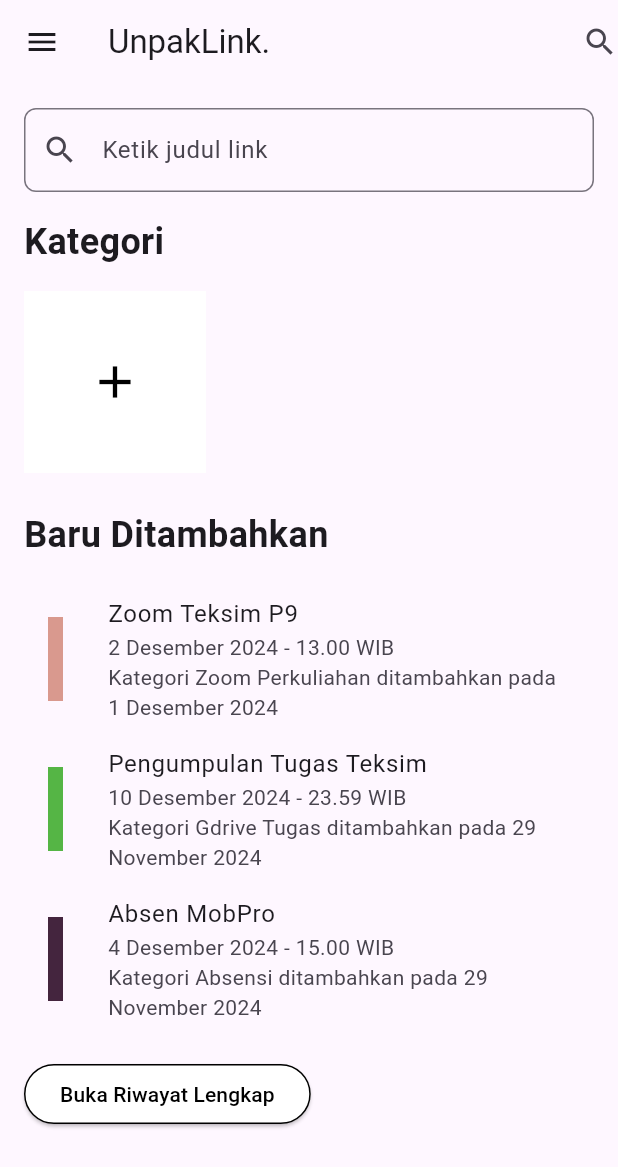
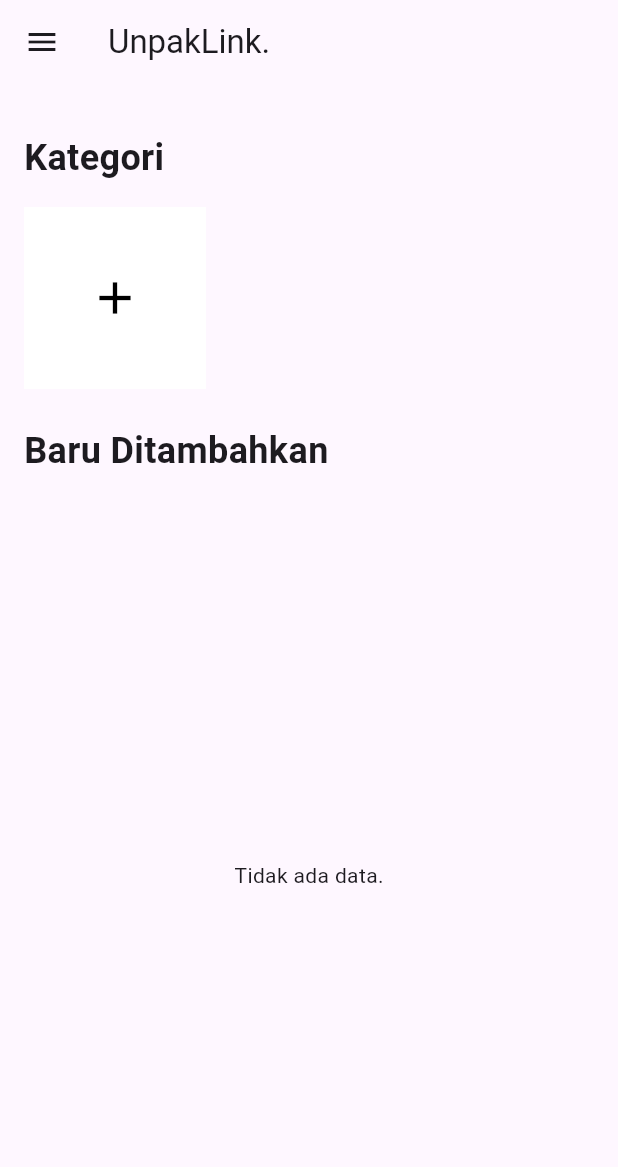
Before and after one commit to dirch4/linkhubpakuan, a Flutter app: the screen it shows after launch, on a phone screen of 412 x 824 dp. Shown: the top 1167 px of the screen. Run offline on Flutter 3.47's test engine with Material 3 defaults, Android fonts, the light colour scheme and no system bars; our stand-ins replace cloud_firestore, firebase_core, flutter_colorpicker; accounts and stored records are empty.

Commit message:
fix add recently and full history

```diff
--- a/lib/pages/dashboard.dart
+++ b/lib/pages/dashboard.dart
@@ -2,6 +2,7 @@ import 'package:flutter/material.dart';
 import 'package:cloud_firestore/cloud_firestore.dart';
 import 'package:linkhubpakuan/pages/add_category.dart';
 import 'package:linkhubpakuan/pages/detail_link.dart';
+import 'package:linkhubpakuan/pages/full_history.dart';
 import 'package:linkhubpakuan/services/firestore.dart';
 
 class DashboardPage extends StatelessWidget {
@@ -14,7 +15,7 @@ class DashboardPage extends StatelessWidget {
       appBar: AppBar(
         title: Text('UnpakLink.'),
         leading: Icon(Icons.menu),
-        actions: [Icon(Icons.search)],
+        //actions: [Icon(Icons.search)],
       ),
       body: SingleChildScrollView(
         child: Padding(
@@ -22,15 +23,15 @@ class DashboardPage extends StatelessWidget {
           child: Column(
             crossAxisAlignment: CrossAxisAlignment.start,
             children: [
-              TextField(
-                decoration: InputDecoration(
-                  hintText: 'Ketik judul link',
-                  prefixIcon: Icon(Icons.search),
-                  border: OutlineInputBorder(
-                    borderRadius: BorderRadius.circular(8.0),
-                  ),
-                ),
-              ),
+              // TextField(
+              //   decoration: InputDecoration(
+              //     hintText: 'Ketik judul link',
+              //     prefixIcon: Icon(Icons.search),
+              //     border: OutlineInputBorder(
+              //       borderRadius: BorderRadius.circular(8.0),
+              //     ),
+              //   ),
+              // ),
               SizedBox(height: 16.0),
               Text(
                 'Kategori',
@@ -90,10 +91,10 @@ class DashboardPage extends StatelessWidget {
                                     size: 36, color: Colors.black),
                                 onPressed: () {
                                   Navigator.push(
-                                  context,
-                                  MaterialPageRoute(
-                                    builder: (context) => AddCategoryPage(),
-                                  ),
+                                    context,
+                                    MaterialPageRoute(
+                                      builder: (context) => AddCategoryPage(),
+                                    ),
                                   );
                                 },
                               ),
@@ -114,31 +115,18 @@ class DashboardPage extends StatelessWidget {
               ),
               SizedBox(height: 16.0),
               // Placeholder tiles for "Baru Ditambahkan"
-              RecentlyAddedTile(
-                color: Color(0xFFd9998e),
-                title: 'Zoom Teksim P9',
-                date: '2 Desember 2024 - 13.00 WIB',
-                category: 'Zoom Perkuliahan',
-                addedDate: '1 Desember 2024',
+              SizedBox(
+                height: 500.0, // Sesuaikan tinggi
+                child: RecentlyAddedList(limit: 5), // Batasi hanya 5 data
               ),
-              RecentlyAddedTile(
-                color: Color(0xFF55b545),
-                title: 'Pengumpulan Tugas Teksim',
-                date: '10 Desember 2024 - 23.59 WIB',
-                category: 'Gdrive Tugas',
-                addedDate: '29 November 2024',
-              ),
-              RecentlyAddedTile(
-                color: Color(0xFF44253e),
-                title: 'Absen MobPro',
-                date: '4 Desember 2024 - 15.00 WIB',
-                category: 'Absensi',
-                addedDate: '29 November 2024',
-              ),
+
               SizedBox(height: 16.0),
               ElevatedButton(
                 onPressed: () {
-                  // Handle open full history
+                  Navigator.push(
+                    context,
+                    MaterialPageRoute(builder: (context) => FullHistoryPage()),
+                  );
                 },
                 child: Text('Buka Riwayat Lengkap'),
                 style: ElevatedButton.styleFrom(
@@ -176,6 +164,91 @@ class CategoryTile extends StatelessWidget {
   }
 }
 
+class RecentlyAddedList extends StatelessWidget {
+  final int limit;
+
+  RecentlyAddedList({this.limit = 5}); // Default limit 5
+
+  final FirestoreService firestoreService = FirestoreService();
+
+  @override
+  Widget build(BuildContext context) {
+    return FutureBuilder<Map<String, dynamic>>(
+      future: firestoreService.getCategories(),
+      builder: (context, categorySnapshot) {
+        if (categorySnapshot.connectionState == ConnectionState.waiting) {
+          return Center(child: CircularProgressIndicator());
+        }
+
+        if (categorySnapshot.hasError) {
+          return Center(child: Text('Error: ${categorySnapshot.error}'));
+        }
+
+        final categories = categorySnapshot.data ?? {};
+
+        return StreamBuilder<QuerySnapshot>(
+          stream: firestoreService.getRecentlyAddedLinks(
+              limit: limit > 0 ? limit : null),
+          builder: (context, linkSnapshot) {
+            if (linkSnapshot.connectionState == ConnectionState.waiting) {
+              return Center(child: CircularProgressIndicator());
+            }
+
+            if (linkSnapshot.hasError) {
+              return Center(child: Text('Error: ${linkSnapshot.error}'));
+            }
+
+            if (!linkSnapshot.hasData || linkSnapshot.data!.docs.isEmpty) {
+              return Center(child: Text('Tidak ada data.'));
+            }
+
+            return ListView(
+              shrinkWrap: true,
+              physics: limit > 0 ? NeverScrollableScrollPhysics() : null,
+              children: linkSnapshot.data!.docs.map((doc) {
+                var linkData = doc.data() as Map<String, dynamic>;
+
+                // Pastikan categoryId tidak null
+                String categoryId = linkData['categoryId'] ?? 'default';
+                String? colorHex = categories[categoryId]?['color'];
+
+                // Gunakan warna default jika colorHex null
+                Color color = colorHex != null
+                    ? Color(int.parse(colorHex.substring(1, 7), radix: 16) +
+                        0xFF000000)
+                    : Colors.grey;
+
+                // Pastikan properti lainnya tidak null
+                String title = linkData['judul'] ?? 'Judul Tidak Tersedia';
+                String date = (linkData['timestamp'] as Timestamp?)
+                        ?.toDate()
+                        .toString() ??
+                    'Tanggal Tidak Tersedia';
+                String categoryName = categories[categoryId]?['name'] ??
+                    'Kategori Tidak Diketahui';
+                String addedDate = (linkData['timestamp'] as Timestamp?)
+                        ?.toDate()
+                        .toString() ??
+                    'Tanggal Tidak Tersedia';
+
+                return RecentlyAddedTile(
+                  color: color,
+                  title: title,
+                  date: date,
+                  category: categoryName,
+                  addedDate: addedDate,
+                );
+              }).toList(),
+            );
+          },
+        );
+      },
+    );
+  }
+}
+
+
+
 class RecentlyAddedTile extends StatelessWidget {
   final Color color;
   final String title;
```
Also changed, not shown: lib/pages/detail_link.dart (+8 -1 lines), lib/pages/full_history.dart (added, +19 -0 lines), lib/services/firestore.dart (+47 -16 lines).
